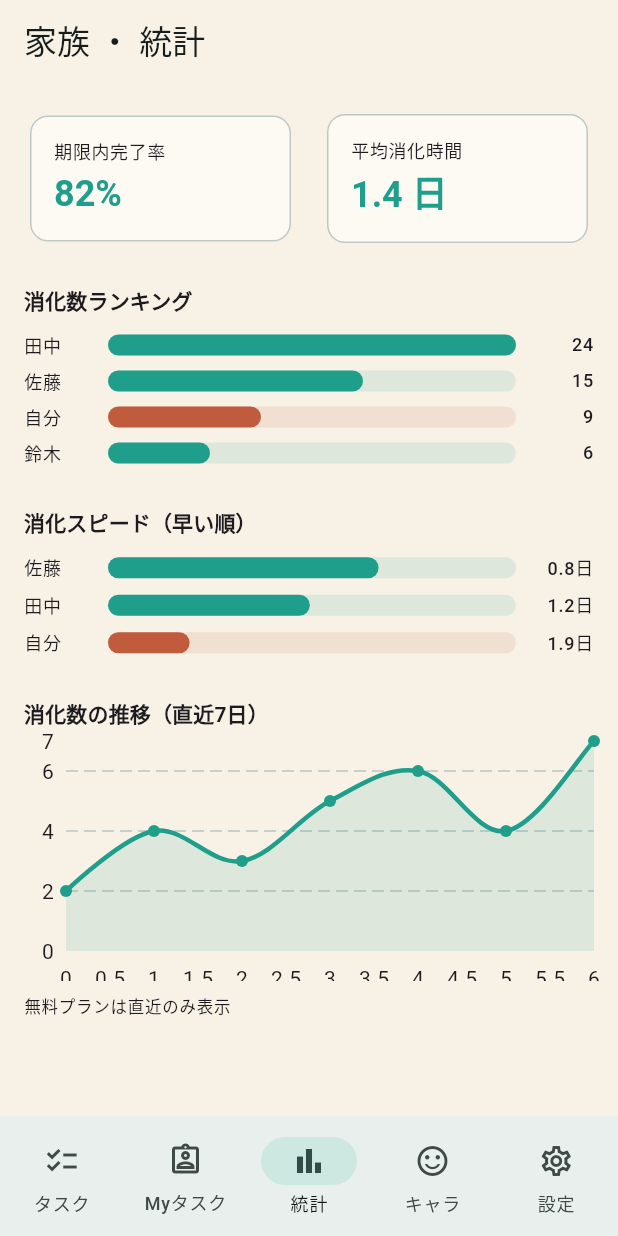
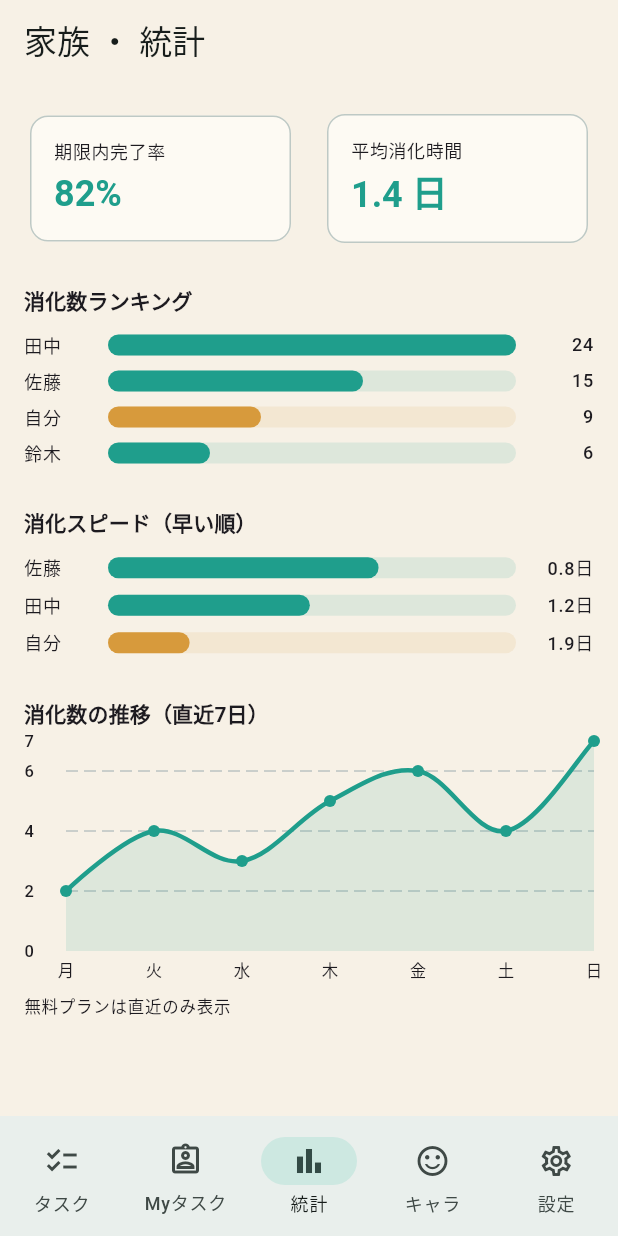
Before and after one commit to iori-tominaga/todoapp, a Flutter app: the screen it shows after launch, item 3 of the bottom bar chosen, on a phone screen of 412 x 824 dp. Run offline on Flutter 3.47's test engine with Material 3 defaults, Android fonts, the phone set to English and light mode, and no system bars; drawn by our look-alikes of fl_chart; our stand-ins replace flutter_riverpod, go_router, google_fonts; Roboto replaces fonts that are missing (M Plus Rounded 1C).

Commit message:
fix: UI微調整4件（統計グラフ軸・完了者表示・色・余白）
- 統計グラフの横軸を小数表示から曜日ラベル（月〜日）に修正
- ランキングの自分の強調色を赤（警告色）から黄金（アクセント）に変更
- 完了タスクの副題に完了者名を表示（例: 佐藤が完了）
- アカウント登録ボタンの左余白を追加しアイコンの枠密着を解消

Co-Authored-By: Claude Opus 4.7 <noreply@anthropic.com>

```diff
--- a/lib/features/auth/account_register_screen.dart
+++ b/lib/features/auth/account_register_screen.dart
@@ -84,7 +84,7 @@ class _ProviderButton extends StatelessWidget {
         icon: Icon(icon),
         label: Text(label),
         style: OutlinedButton.styleFrom(
-          padding: const EdgeInsets.symmetric(vertical: 14),
+          padding: const EdgeInsets.symmetric(vertical: 14, horizontal: 16),
           alignment: Alignment.centerLeft,
         ),
       ),
--- a/lib/features/stats/stats_screen.dart
+++ b/lib/features/stats/stats_screen.dart
@@ -136,7 +136,7 @@ class _RankBar extends StatelessWidget {
   @override
   Widget build(BuildContext context) {
     final t = context.tokens;
-    final color = entry.isMe ? t.priorityHigh : t.seed;
+    final color = entry.isMe ? t.priorityMid : t.seed;
     final ratio = invert
         ? (maxValue == 0 ? 0.0 : (maxValue - entry.value) / maxValue * 0.8 + 0.2)
         : (maxValue == 0 ? 0.0 : entry.value / maxValue);
@@ -190,6 +190,9 @@ class _RankBar extends StatelessWidget {
   }
 }
 
+/// 直近7日の曜日ラベル（基準日 2026-06-01 月曜 起点）。
+const _weekdayLabels = ['月', '火', '水', '木', '金', '土', '日'];
+
 class _WeeklyChart extends StatelessWidget {
   const _WeeklyChart({required this.values});
   final List<int> values;
@@ -197,6 +200,7 @@ class _WeeklyChart extends StatelessWidget {
   @override
   Widget build(BuildContext context) {
     final t = context.tokens;
+    final labelStyle = Theme.of(context).textTheme.labelSmall;
     final spots = [
       for (var i = 0; i < values.length; i++)
         FlSpot(i.toDouble(), values[i].toDouble()),
@@ -207,13 +211,37 @@ class _WeeklyChart extends StatelessWidget {
         minY: 0,
         gridData: const FlGridData(show: true, drawVerticalLine: false),
         borderData: FlBorderData(show: false),
-        titlesData: const FlTitlesData(
-          topTitles: AxisTitles(sideTitles: SideTitles(showTitles: false)),
-          rightTitles: AxisTitles(sideTitles: SideTitles(showTitles: false)),
+        titlesData: FlTitlesData(
+          topTitles: const AxisTitles(
+              sideTitles: SideTitles(showTitles: false)),
+          rightTitles: const AxisTitles(
+              sideTitles: SideTitles(showTitles: false)),
           leftTitles: AxisTitles(
-              sideTitles: SideTitles(showTitles: true, reservedSize: 28)),
+            sideTitles: SideTitles(
+              showTitles: true,
+              reservedSize: 28,
+              interval: 2,
+              getTitlesWidget: (value, meta) =>
+                  Text(value.toInt().toString(), style: labelStyle),
+            ),
+          ),
           bottomTitles: AxisTitles(
-              sideTitles: SideTitles(showTitles: true, reservedSize: 20)),
+            sideTitles: SideTitles(
+              showTitles: true,
+              reservedSize: 20,
+              interval: 1,
+              getTitlesWidget: (value, meta) {
+                final i = value.round();
+                if (i < 0 || i >= _weekdayLabels.length) {
+                  return const SizedBox.shrink();
+                }
+                return Padding(
+                  padding: const EdgeInsets.only(top: 4),
+                  child: Text(_weekdayLabels[i], style: labelStyle),
+                );
+              },
+            ),
+          ),
         ),
         lineBarsData: [
           LineChartBarData(
--- a/lib/features/tasks/tasks_screen.dart
+++ b/lib/features/tasks/tasks_screen.dart
@@ -121,6 +121,9 @@ class _TasksScreenState extends State<TasksScreen> {
                 return TaskTile(
                   task: task,
                   creatorName: MockData.memberName(_group.id, task.createdBy),
+                  completerName: task.completedBy == null
+                      ? null
+                      : MockData.memberName(_group.id, task.completedBy!),
                   onStatusTap: () => _changeStatus(task),
                 );
               },
--- a/lib/features/tasks/widgets/task_tile.dart
+++ b/lib/features/tasks/widgets/task_tile.dart
@@ -11,10 +11,12 @@ class TaskTile extends StatelessWidget {
     required this.task,
     required this.creatorName,
     required this.onStatusTap,
+    this.completerName,
   });
 
   final Task task;
   final String creatorName;
+  final String? completerName;
   final VoidCallback onStatusTap;
 
   @override
@@ -41,7 +43,7 @@ class TaskTile extends StatelessWidget {
                 Text(task.title, style: Theme.of(context).textTheme.titleMedium),
                 SizedBox(height: t.spaceXs),
                 Text(
-                  taskSubtitle(task, creatorName),
+                  taskSubtitle(task, creatorName, completerName: completerName),
                   style: Theme.of(context).textTheme.bodySmall,
                 ),
               ],
--- a/lib/util/date_format.dart
+++ b/lib/util/date_format.dart
@@ -10,13 +10,14 @@ String formatDueDate(DateTime d) {
 }
 
 /// タスク一覧の副題：「6/1(日) 18:00 ・ 田中が作成」。
-String taskSubtitle(Task task, String creatorName) {
+/// 完了タスクは「6/3(水) ・ 鈴木が完了」のように完了者を表示する。
+String taskSubtitle(Task task, String creatorName, {String? completerName}) {
   final buf = StringBuffer(formatDueDate(task.dueDate));
   if (task.hasTime && task.dueTime != null) {
     buf.write(' ${task.dueTime}');
   }
   if (task.status == TaskStatus.done) {
-    buf.write(' ・ 完了');
+    buf.write(completerName != null ? ' ・ $completerNameが完了' : ' ・ 完了');
   } else {
     buf.write(' ・ $creatorNameが作成');
   }
```
